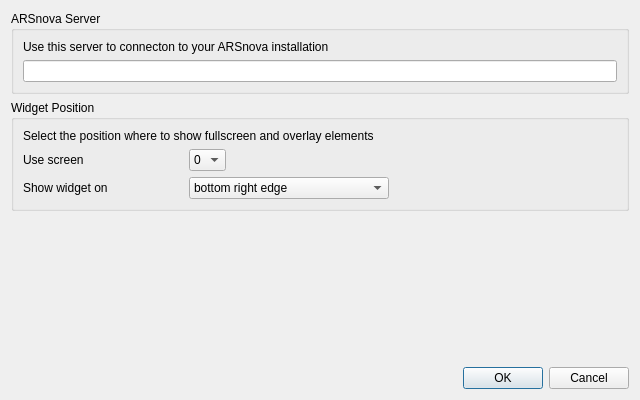
Before: the Qt Designer form src/ui/settingswidget.ui in thm-projects/arsnova-overlay, drawn with Qt 5.
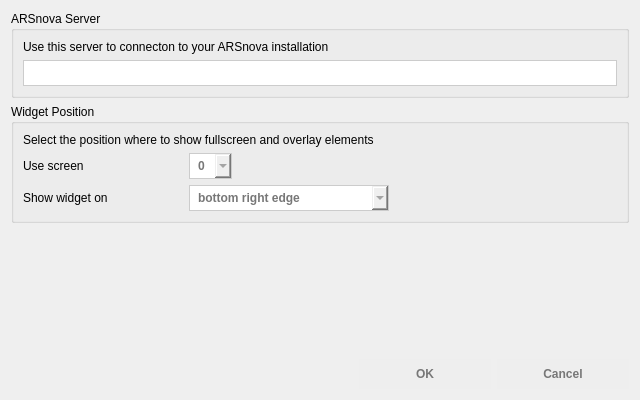
After: the same form once the commit is applied.

Commit message: New layout for menu and settings

What changed in the file:
```diff
--- a/src/ui/settingswidget.ui
+++ b/src/ui/settingswidget.ui
@@ -13,9 +13,46 @@
   <property name="windowTitle">
    <string>Form</string>
   </property>
+  <property name="styleSheet">
+   <string notr="true">QLabel {
+	background-color: transparent;
+}
+
+QLineEdit, QComboBox {
+	border: 1px solid #ccc;
+	padding: 4px 8px;
+	color: #777;
+}
+
+QComboBox {
+	text-align: center;
+	text-transform: uppercase;
+	font-weight: bold;
+}
+
+QPushButton {
+	border: 0px solid #fff;
+	padding: 8px 16px;
+	background-color: #eee;
+	text-align: center;
+	text-transform: uppercase;
+	color: #777;
+	font-weight: bold;
+	width: 100px;
+}
+
+QPushButton:hover {
+	background-color: #ccc;
+	color: #333;
+	font-weight: bold;
+}</string>
+  </property>
   <layout class="QGridLayout" name="gridLayout">
    <item row="1" column="0">
     <widget class="QGroupBox" name="groupBox_2">
+     <property name="styleSheet">
+      <string notr="true"/>
+     </property>
      <property name="title">
       <string>Widget Position</string>
      </property>
```
The commit also changes 7 other files.
